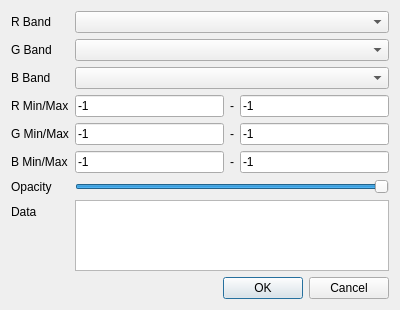
Before: the Qt Designer form tGis.App/RasterRgbLayerPropertyDialog.ui in lidar-nevermore/tGis, drawn with Qt 5.
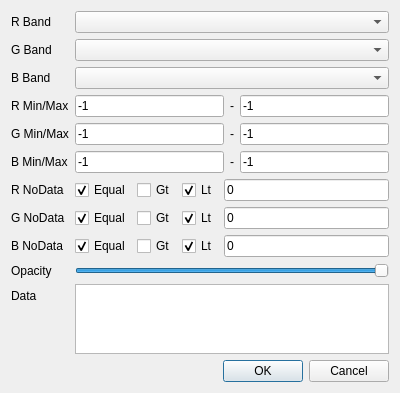
After: the same form once the commit is applied.

```diff
--- a/tGis.App/RasterRgbLayerPropertyDialog.ui
+++ b/tGis.App/RasterRgbLayerPropertyDialog.ui
@@ -7,7 +7,7 @@
     <x>0</x>
     <y>0</y>
     <width>400</width>
-    <height>310</height>
+    <height>380</height>
    </rect>
   </property>
   <property name="windowTitle">
@@ -182,14 +182,14 @@
      </layout>
     </widget>
    </item>
-   <item row="6" column="0">
+   <item row="9" column="0">
     <widget class="QLabel" name="label_10">
      <property name="text">
       <string notr="true">Opacity</string>
      </property>
     </widget>
    </item>
-   <item row="6" column="1">
+   <item row="9" column="1">
     <widget class="QSlider" name="sdOpacity">
      <property name="maximum">
       <number>255</number>
@@ -202,21 +202,21 @@
      </property>
     </widget>
    </item>
-   <item row="7" column="0">
+   <item row="10" column="0">
     <widget class="QLabel" name="label_11">
      <property name="text">
       <string notr="true">Data</string>
      </property>
     </widget>
    </item>
-   <item row="7" column="1">
+   <item row="10" column="1">
     <widget class="QPlainTextEdit" name="pteData">
      <property name="enabled">
       <bool>true</bool>
      </property>
     </widget>
    </item>
-   <item row="8" column="0" colspan="2">
+   <item row="11" column="0" colspan="2">
     <widget class="QDialogButtonBox" name="buttonBox">
      <property name="orientation">
       <enum>Qt::Horizontal</enum>
@@ -226,6 +226,183 @@
      </property>
     </widget>
    </item>
+   <item row="6" column="0">
+    <widget class="QLabel" name="label_12">
+     <property name="text">
+      <string notr="true">R NoData</string>
+     </property>
+    </widget>
+   </item>
+   <item row="6" column="1">
+    <widget class="QWidget" name="widget_5" native="true">
+     <layout class="QHBoxLayout" name="horizontalLayout_4">
+      <property name="leftMargin">
+       <number>0</number>
+      </property>
+      <property name="topMargin">
+       <number>0</number>
+      </property>
+      <property name="rightMargin">
+       <number>0</number>
+      </property>
+      <property name="bottomMargin">
+       <number>0</number>
+      </property>
+      <item>
+       <widget class="QCheckBox" name="chkEqualR">
+        <property name="text">
+         <string notr="true">Equal</string>
+        </property>
+        <property name="checked">
+         <bool>true</bool>
+        </property>
+       </widget>
+      </item>
+      <item>
+       <widget class="QCheckBox" name="chkGtR">
+        <property name="text">
+         <string notr="true">Gt</string>
+        </property>
+       </widget>
+      </item>
+      <item>
+       <widget class="QCheckBox" name="chkLtR">
+        <property name="text">
+         <string>Lt</string>
+        </property>
+        <property name="checked">
+         <bool>true</bool>
+        </property>
+       </widget>
+      </item>
+      <item>
+       <widget class="QLineEdit" name="leNoDataValueR">
+        <property name="text">
+         <string>0</string>
+        </property>
+       </widget>
+      </item>
+     </layout>
+    </widget>
+   </item>
+   <item row="7" column="0">
+    <widget class="QLabel" name="label_13">
+     <property name="text">
+      <string notr="true">G NoData</string>
+     </property>
+    </widget>
+   </item>
+   <item row="8" column="0">
+    <widget class="QLabel" name="label_14">
+     <property name="text">
+      <string notr="true">B NoData</string>
+     </property>
+    </widget>
+   </item>
+   <item row="7" column="1">
+    <widget class="QWidget" name="widget_6" native="true">
+     <layout class="QHBoxLayout" name="horizontalLayout_5">
+      <property name="leftMargin">
+       <number>0</number>
+      </property>
+      <property name="topMargin">
+       <number>0</number>
+      </property>
+      <property name="rightMargin">
+       <number>0</number>
+      </property>
+      <property name="bottomMargin">
+       <number>0</number>
+      </property>
+      <item>
+       <widget class="QCheckBox" name="chkEqualG">
+        <property name="text">
+         <string notr="true">Equal</string>
+        </property>
+        <property name="checked">
+         <bool>true</bool>
+        </property>
+       </widget>
+      </item>
+      <item>
+       <widget class="QCheckBox" name="chkGtG">
+        <property name="text">
+         <string notr="true">Gt</string>
+        </property>
+       </widget>
+      </item>
+      <item>
+       <widget class="QCheckBox" name="chkLtG">
+        <property name="text">
+         <string>Lt</string>
+        </property>
+        <property name="checked">
+         <bool>true</bool>
+        </property>
+       </widget>
+      </item>
+      <item>
+       <widget class="QLineEdit" name="leNoDataValueG">
+        <property name="text">
+         <string>0</string>
+        </property>
+       </widget>
+      </item>
+     </layout>
+    </widget>
+   </item>
+   <item row="8" column="1">
+    <widget class="QWidget" name="widget_7" native="true">
+     <layout class="QHBoxLayout" name="horizontalLayout_6">
+      <property name="leftMargin">
+       <number>0</number>
+      </property>
+      <property name="topMargin">
+       <number>0</number>
+      </property>
+      <property name="rightMargin">
+       <number>0</number>
+      </property>
+      <property name="bottomMargin">
+       <number>0</number>
+      </property>
+      <item>
+       <widget class="QCheckBox" name="chkEqualB">
+        <property name="text">
+         <string notr="true">Equal</string>
+        </property>
+        <property name="checked">
+         <bool>true</bool>
+        </property>
+       </widget>
+      </item>
+      <item>
+       <widget class="QCheckBox" name="chkGtB">
+        <property name="text">
+         <string notr="true">Gt</string>
+        </property>
+       </widget>
+      </item>
+      <item>
+       <widget class="QCheckBox" name="chkLtB">
+        <property name="text">
+         <string>Lt</string>
+        </property>
+        <property name="checked">
+         <bool>true</bool>
+        </property>
+       </widget>
+      </item>
+      <item>
+       <widget class="QLineEdit" name="leNoDataValueB">
+        <property name="text">
+         <string>0</string>
+        </property>
+       </widget>
+      </item>
+     </layout>
+    </widget>
+   </item>
   </layout>
  </widget>
  <resources/>
```
